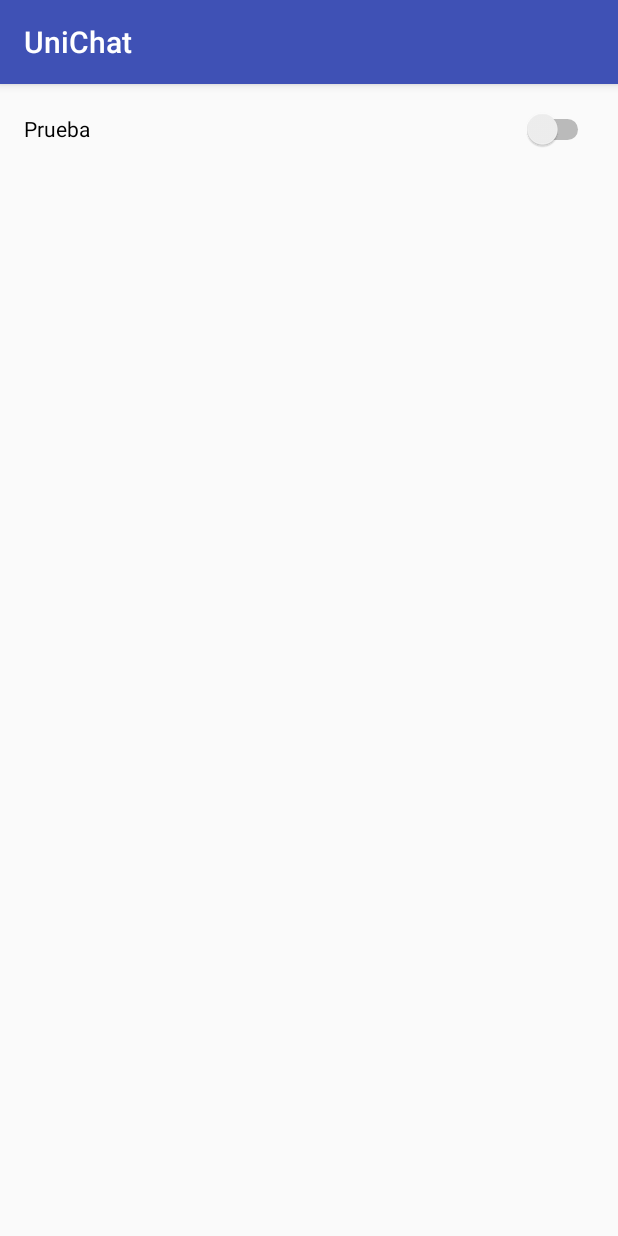
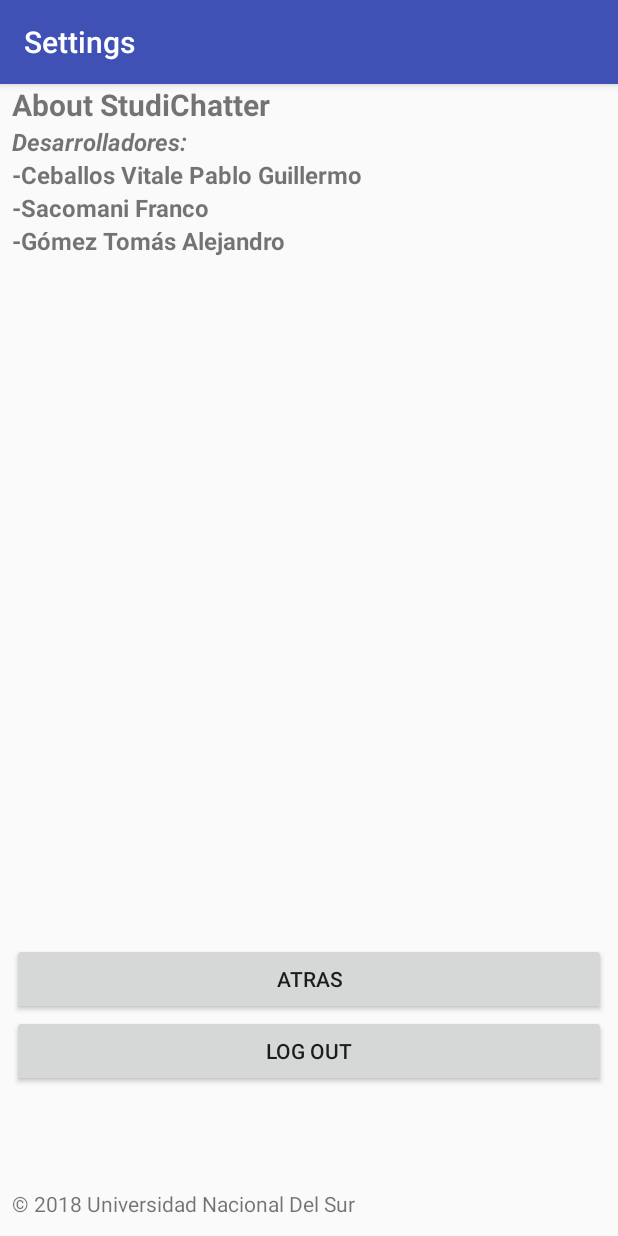
Before and after one commit to PabloGuillermoCV/UniChat, an Android app: the Preferencias screen opened directly, with no data from a screen before it, on a phone screen of 412 x 824 dp. Run offline under Robolectric (Android 15) with nearby library versions, the phone set to English and light mode, and no system bars.

Commit message:
Cambios Generales
Tomando como referencia algunas cosas del pdf, hice algunos cambios generales a la app, entre ellos algunas cosas que nos pedia el profesor y otros cambios para que quede un poco mas visible.

```diff
--- a/app/src/main/res/layout/activity_preferencias.xml
+++ b/app/src/main/res/layout/activity_preferencias.xml
@@ -7,17 +7,103 @@
     android:layout_height="match_parent"
     tools:context="ceballosvitalepabloguillermosacomanifrancogomeztoms.unichat.Preferencias">
 
-    <Switch
-        android:id="@+id/switch_1"
+    <RelativeLayout
+        android:id="@+id/relative_layout_top"
         android:layout_width="0dp"
-        android:layout_height="28dp"
-        android:layout_marginEnd="16dp"
-        android:layout_marginStart="16dp"
-        android:layout_marginTop="16dp"
-        android:text="@string/Test"
-        android:textOn="@android:string/yes"
+        android:layout_height="0dp"
+        android:layout_marginEnd="8dp"
+        android:layout_marginStart="8dp"
+        android:orientation="vertical"
+        app:layout_constraintBottom_toBottomOf="parent"
         app:layout_constraintEnd_toEndOf="parent"
         app:layout_constraintStart_toStartOf="parent"
-        app:layout_constraintTop_toTopOf="parent"
-        tools:text="Esto es una Prueba" />
+        app:layout_constraintTop_toTopOf="parent">
+
+        <TextView
+            android:id="@+id/about_text"
+            android:layout_width="match_parent"
+            android:layout_height="wrap_content"
+            android:layout_alignParentTop="true"
+            android:layout_centerHorizontal="true"
+            android:text="@string/About"
+            android:textSize="20sp"
+            android:textStyle="bold" />
+
+        <TextView
+            android:id="@+id/text_info"
+            android:layout_width="match_parent"
+            android:layout_height="wrap_content"
+            android:layout_alignParentLeft="true"
+            android:layout_alignParentStart="true"
+            android:layout_below="@+id/about_text"
+            android:text="@string/Developed_by"
+            android:textSize="16sp"
+            android:textStyle="bold|italic" />
+
+        <TextView
+            android:id="@+id/dev_1"
+            android:layout_width="match_parent"
+            android:layout_height="wrap_content"
+            android:layout_alignParentLeft="true"
+            android:layout_alignParentStart="true"
+            android:layout_below="@+id/text_info"
+            android:text="@string/D1"
+            android:textSize="16sp"
+            android:textStyle="bold" />
+
+        <TextView
+            android:id="@+id/dev_2"
+            android:layout_width="match_parent"
+            android:layout_height="wrap_content"
+            android:layout_alignParentLeft="true"
+            android:layout_alignParentStart="true"
+            android:layout_below="@+id/dev_1"
+            android:text="@string/D2"
+            android:textSize="16sp"
+            android:textStyle="bold" />
+
+        <TextView
+            android:id="@+id/dev_3"
+            android:layout_width="match_parent"
+            android:layout_height="wrap_content"
+            android:layout_alignParentLeft="true"
+            android:layout_alignParentStart="true"
+            android:layout_below="@+id/dev_2"
+            android:text="@string/D3"
+            android:textSize="16sp"
+            android:textStyle="bold" />
+
+        <Button
+            android:id="@+id/go_back_button"
+            android:layout_width="match_parent"
+            android:layout_height="wrap_content"
+            android:layout_above="@+id/log_out_button"
+            android:layout_alignParentLeft="true"
+            android:layout_alignParentStart="true"
+            android:onClick="onBack"
+            android:text="@string/Go_back" />
+
+        <Button
+            android:id="@+id/log_out_button"
+            android:layout_width="match_parent"
+            android:layout_height="wrap_content"
+            android:layout_above="@+id/copyright_text"
+            android:layout_alignParentLeft="true"
+            android:layout_alignParentStart="true"
+            android:layout_marginBottom="68dp"
+            android:onClick="onLogout"
+            android:text="@string/Log_out" />
+
+        <TextView
+            android:id="@+id/copyright_text"
+            android:layout_width="match_parent"
+            android:layout_height="wrap_content"
+            android:layout_alignParentBottom="true"
+            android:layout_alignParentLeft="true"
+            android:layout_alignParentStart="true"
+            android:layout_marginBottom="12dp"
+            android:text="@string/Copyright" />
+
+    </RelativeLayout>
+
 </android.support.constraint.ConstraintLayout>
--- a/app/src/main/res/values/strings.xml
+++ b/app/src/main/res/values/strings.xml
@@ -1,5 +1,5 @@
 <resources>
-    <string name="app_name">UniChat</string>
+    <string name="app_name">StudiChatter</string>
 
     <!-- Strings related to login -->
     <string name="prompt_email">Email</string>
@@ -91,7 +91,6 @@
     <string name="TextInput">Escribe Algo!</string>
     <string name="Imagen">Descripcion</string>
 
-    <!-- TODO: Remove or change this placeholder text -->
     <string name="hello_blank_fragment">Hello blank fragment</string>
     <string name="register">Register</string>
     <string name="cancel">Cancel</string>
@@ -107,4 +106,12 @@
     <string name="Materia09">Física II IS</string>
     <string name="Materia11">Varios</string>
     <string name="Materia10">Química IS</string>
+    <string name="Developed_by">Desarrolladores:</string>
+    <string name="D1">-Ceballos Vitale Pablo Guillermo</string>
+    <string name="D2">-Sacomani Franco</string>
+    <string name="D3">-Gómez Tomás Alejandro</string>
+    <string name="Log_out">Log Out</string>
+    <string name="About">About StudiChatter</string>
+    <string name="Go_back">Atras</string>
+    <string name="Copyright">© 2018 Universidad Nacional Del Sur</string>
 </resources>
```
Also changed, not shown: app/src/main/AndroidManifest.xml (+9 -3 lines), app/src/main/java/ceballosvitalepabloguillermosacomanifrancogomeztoms/unichat/ChatEscrito.java (+16 -0 lines), app/src/main/java/ceballosvitalepabloguillermosacomanifrancogomeztoms/unichat/Preferencias.java (+29 -0 lines), app/src/main/java/ceballosvitalepabloguillermosacomanifrancogomeztoms/unichat/SalasChat.java (+9 -6 lines), app/src/main/res/layout/activity_chat_escrito.xml (+9 -0 lines), app/src/main/res/layout/activity_salas_chat.xml (+11 -0 lines).
